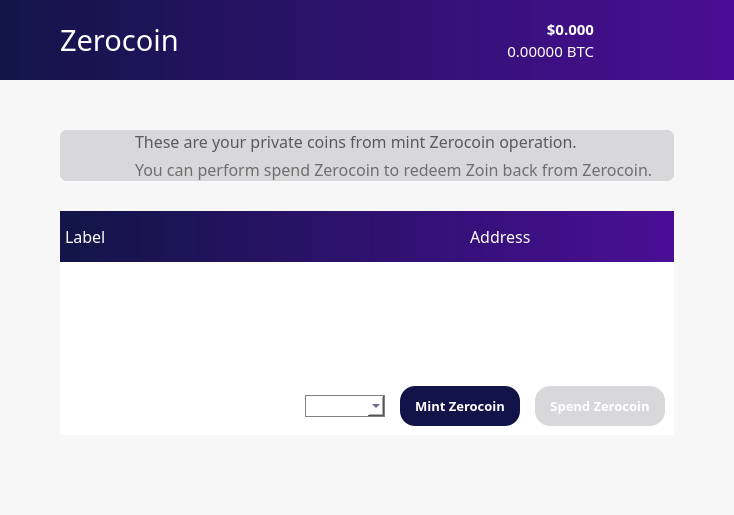
noirofficial/noir, file src/qt/forms/winforms/zerocoinpage.ui: the form before one commit.
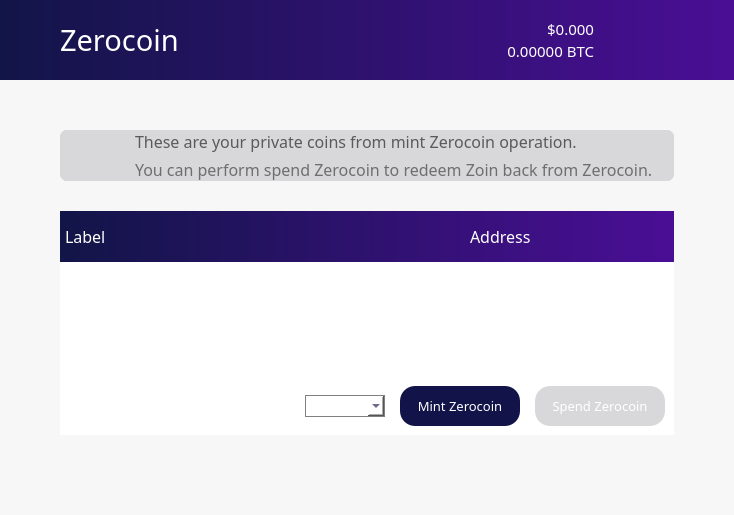
The form after the commit. Icons and pictures are not drawn.

Commit message: Upload win forms

Diff of the .ui file:
```diff
--- a/src/qt/forms/winforms/zerocoinpage.ui
+++ b/src/qt/forms/winforms/zerocoinpage.ui
@@ -440,10 +440,10 @@
                <widget class="QLabel" name="priceUSD">
                 <property name="font">
                  <font>
-                  <family>ZoinLight</family>
+                  <family>ZoinMedium</family>
                   <pointsize>11</pointsize>
-                  <weight>75</weight>
-                  <bold>true</bold>
+                  <weight>50</weight>
+                  <bold>false</bold>
                  </font>
                 </property>
                 <property name="styleSheet">
@@ -1334,10 +1334,10 @@
                   </property>
                   <property name="font">
                    <font>
-                    <family>ZoinLight</family>
+                    <family>ZoinRegular</family>
                     <pointsize>10</pointsize>
-                    <weight>75</weight>
-                    <bold>true</bold>
+                    <weight>50</weight>
+                    <bold>false</bold>
                    </font>
                   </property>
                   <property name="styleSheet">
@@ -1368,10 +1368,10 @@
                   </property>
                   <property name="font">
                    <font>
-                    <family>ZoinLight</family>
+                    <family>ZoinRegular</family>
                     <pointsize>10</pointsize>
-                    <weight>75</weight>
-                    <bold>true</bold>
+                    <weight>50</weight>
+                    <bold>false</bold>
                    </font>
                   </property>
                   <property name="styleSheet">
```
The commit also changes 7 other files.
